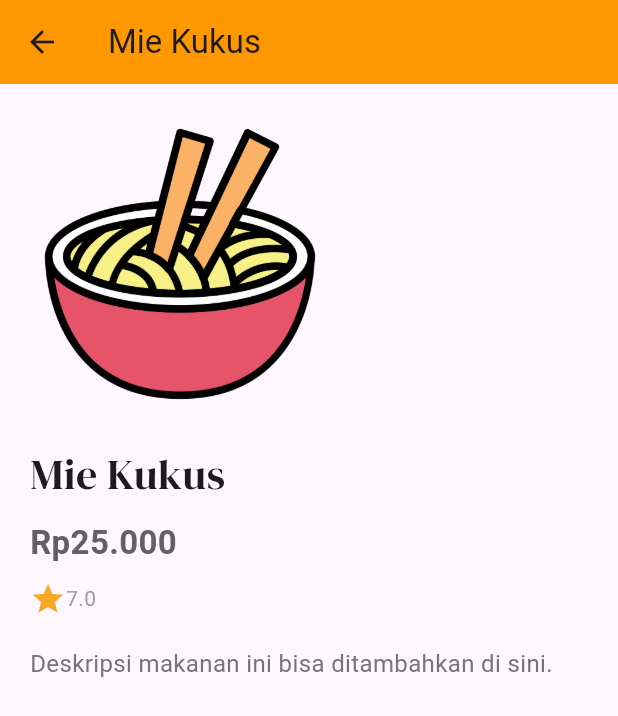
After one commit to Budisyahputra/myapp, a Flutter app: the MenuPage screen opened by its route, after a tap on "Mie Kukus", on a phone screen of 412 x 824 dp. The commit adds this screen. Shown: the top 716 px of the screen. Run offline on Flutter 3.47's test engine with Material 3 defaults, Android fonts, the phone set to English and light mode, and no system bars; our stand-ins replace google_fonts.

Commit message:
Menambah 'detail_page' untuk melihat deskripsi makanan

```diff
--- a/lib/components/daftar_makanan.dart
+++ b/lib/components/daftar_makanan.dart
@@ -1,5 +1,6 @@
 import 'package:flutter/material.dart';
 import 'package:google_fonts/google_fonts.dart';
+import 'package:myapp/pages/detail_page.dart'; // Import halaman detail
 
 import '../models/makanan.dart';
 
@@ -12,7 +13,16 @@ class DaftarMakanan extends StatelessWidget {
     final screenWidth = MediaQuery.of(context).size.width;
     final isWideScreen = screenWidth > 600;
 
-    return Container(
+    return GestureDetector(
+      onTap: () {
+        Navigator.push(
+          context,
+          MaterialPageRoute(
+            builder: (context) => DetailPage(makanan: makanan),
+          ),
+        );
+      },
+      child: Container(
         width: isWideScreen ? (screenWidth / 2) - 40 : screenWidth - 50,
         decoration: BoxDecoration(
           color: Colors.grey[100],
@@ -62,6 +72,7 @@ class DaftarMakanan extends StatelessWidget {
             ),
           ],
         ),
+      ),
     );
   }
 }
--- /dev/null
+++ b/lib/pages/detail_page.dart
@@ -0,0 +1,64 @@
+import 'package:flutter/material.dart';
+import 'package:google_fonts/google_fonts.dart';
+
+import '../models/makanan.dart';
+
+class DetailPage extends StatelessWidget {
+  final Makanan makanan;
+
+  const DetailPage({super.key, required this.makanan});
+
+  @override
+  Widget build(BuildContext context) {
+    return Scaffold(
+      appBar: AppBar(
+        title: Text(makanan.nama),
+        backgroundColor: Colors.orange,
+      ),
+      body: Padding(
+        padding: const EdgeInsets.all(20.0),
+        child: Column(
+          crossAxisAlignment: CrossAxisAlignment.start,
+          children: [
+            Image.asset(
+              makanan.gambar,
+              height: 200,
+            ),
+            const SizedBox(height: 20),
+            Text(
+              makanan.nama,
+              style: GoogleFonts.dmSerifDisplay(fontSize: 28),
+            ),
+            const SizedBox(height: 10),
+            Text(
+              'Rp${makanan.harga}',
+              style: TextStyle(
+                fontSize: 22,
+                fontWeight: FontWeight.bold,
+                color: Colors.grey[700],
+              ),
+            ),
+            const SizedBox(height: 10),
+            Row(
+              children: [
+                Icon(
+                  Icons.star,
+                  color: Colors.yellow[800],
+                ),
+                Text(
+                  makanan.rating,
+                  style: const TextStyle(color: Colors.grey),
+                ),
+              ],
+            ),
+            const SizedBox(height: 20),
+            Text(
+              'Deskripsi makanan ini bisa ditambahkan di sini.',
+              style: TextStyle(fontSize: 16, color: Colors.grey[600]),
+            ),
+          ],
+        ),
+      ),
+    );
+  }
+}
--- a/lib/pages/menu_pages.dart
+++ b/lib/pages/menu_pages.dart
@@ -150,6 +150,8 @@ class _MenuPageState extends State<MenuPage> {
                       ),
                     ),
               const SizedBox(height: 20),
+
+
               Container(
                 decoration: BoxDecoration(
                   color: Colors.grey[100],
```
Lines whose indentation alone changed are shown as unchanged.
